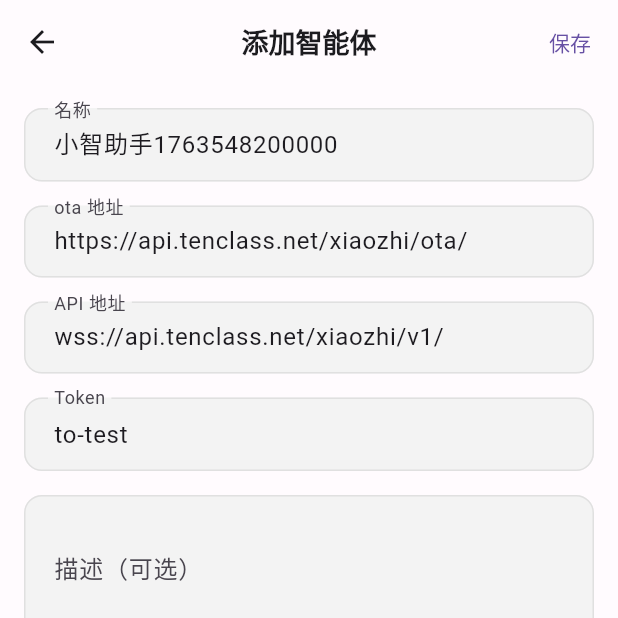
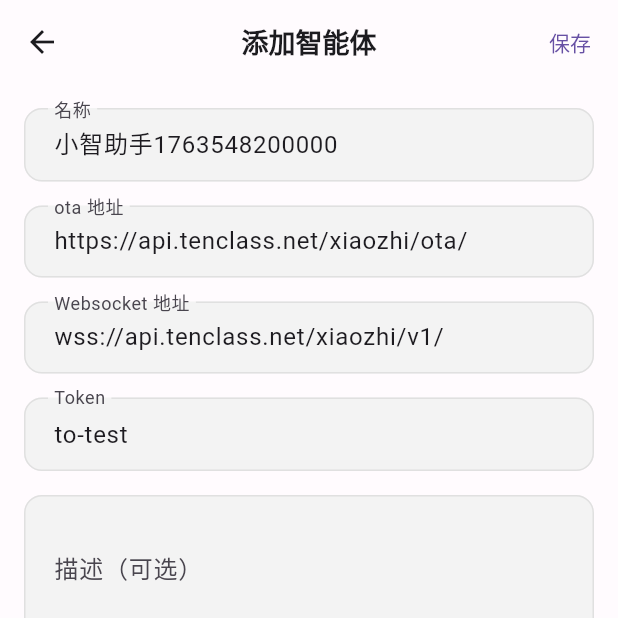
Before and after one commit to eiriksgata/xiaozhi-client-flutter, a Flutter app: the screen it shows after launch, after a tap on the "add" icon, on a phone screen of 412 x 824 dp, the top half of it. Run offline on Flutter 3.47's test engine with Material 3 defaults, Android fonts, the phone set to English and light mode, and no system bars; our stand-ins replace cached_network_image, device_info_plus, dio, flutter_riverpod, fluttertoast, freezed_annotation and 5 more; accounts and stored records are empty.

Commit message:
feat: 添加设备信息工具类并更新相关页面以显示设备信息

```diff
--- a/lib/presentation/pages/agent_config/agent_config_page.dart
+++ b/lib/presentation/pages/agent_config/agent_config_page.dart
@@ -124,16 +124,15 @@ class _AgentConfigPageState extends ConsumerState<AgentConfigPage> {
             TextFormField(
               controller: _urlController,
               decoration: const InputDecoration(
-                labelText: 'API 地址',
-                hintText: 'https://api.example.com',
+                labelText: 'Websocket 地址',
+                hintText: 'wss://api.example.com',
               ),
               validator: (value) {
                 if (value == null || value.isEmpty) {
-                  return '请输入 API 地址';
+                  return '请输入 Websocket 地址';
                 }
-                if (!value.startsWith('http://') &&
-                    !value.startsWith('https://')) {
-                  return '请输入有效的 URL';
+                if (!value.startsWith('ws://') && !value.startsWith('wss://')) {
+                  return '请输入有效的 Websocket URL';
                 }
                 return null;
               },
--- a/lib/presentation/pages/settings/settings_page.dart
+++ b/lib/presentation/pages/settings/settings_page.dart
@@ -1,5 +1,7 @@
 import 'package:flutter/material.dart';
+import 'package:flutter/services.dart';
 import 'package:flutter_riverpod/flutter_riverpod.dart';
+import 'package:xiaozhi_client_flutter/core/utils/xiaozhi_device_info_util.dart';
 import '../../../core/providers/theme_provider.dart';
 
 /// 设置页面
@@ -11,11 +13,45 @@ class SettingsPage extends ConsumerWidget {
     final themeModeNotifier = ref.read(themeModeProvider.notifier);
 
     return Scaffold(
-      appBar: AppBar(
-        title: const Text('设置'),
-      ),
+      appBar: AppBar(title: const Text('设置')),
       body: ListView(
         children: [
+          _buildSection(
+            title: '设备信息',
+            children: [
+              ListTile(
+                leading: const Icon(Icons.confirmation_num_outlined),
+                title: const Text('虚拟MAC地址'),
+                subtitle: Text('02:00:00:00:00:00'),
+                onTap: () {
+                  //点击复制文本
+                  XiaozhiDeviceInfoUtil.instance.getDeviceMacAddress();
+                },
+              ),
+              ListTile(
+                leading: const Icon(Icons.info_outlined),
+                title: const Text('虚拟Client ID'),
+                subtitle: Text('flutter_client_123456'),
+                onTap: () {
+                  //点击复制文本
+                  Clipboard.setData(
+                    const ClipboardData(text: 'flutter_client_123456'),
+                  );
+                },
+              ),
+              ListTile(
+                leading: const Icon(Icons.phone_android_outlined),
+                title: const Text('设备名称'),
+                subtitle: Text('flutter_client_123456'),
+                onTap: () {
+                  //点击复制文本
+                  Clipboard.setData(
+                    const ClipboardData(text: 'flutter_client_123456'),
+                  );
+                },
+              ),
+            ],
+          ),
           _buildSection(
             title: '外观',
             children: [
--- a/pubspec.yaml
+++ b/pubspec.yaml
@@ -70,6 +70,7 @@ dependencies:
   fluttertoast: ^8.2.4
   intl: ^0.19.0
   uuid: ^4.3.3
+  device_info_plus: ^12.2.0
 
 dev_dependencies:
   flutter_test:
```
Also changed, not shown: lib/core/utils/xiaozhi_device_info_util.dart (added, +50 -0 lines), pubspec.lock, 1 other file.
